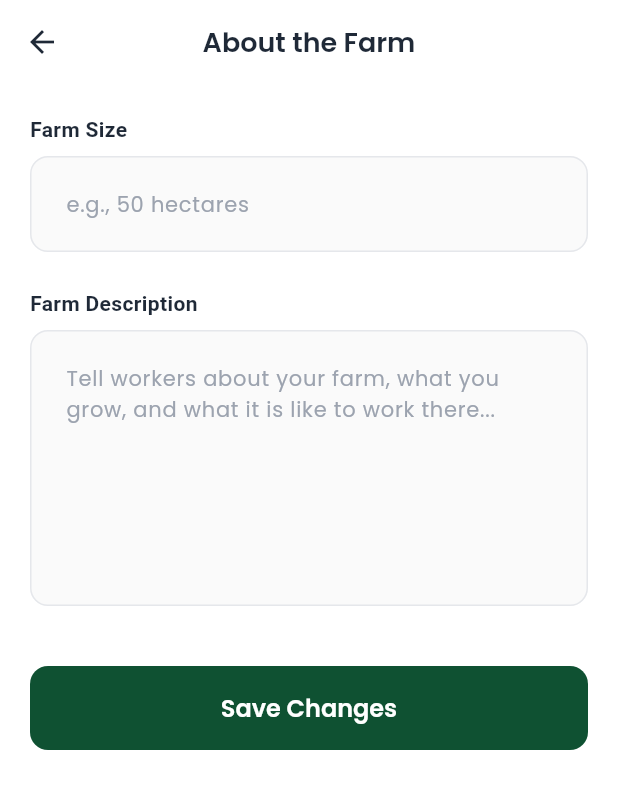
After one commit to Sphesihle-L/farm-link-app, a Flutter app: the AboutFarmScreen screen opened directly, on a phone screen of 412 x 824 dp. The commit adds this screen. Shown: the top 789 px of the screen. Run offline on Flutter 3.47's test engine with Material 3 defaults, Android fonts, the phone set to English and light mode, and no system bars; our stand-ins replace cloud_firestore, firebase_auth, firebase_core, google_fonts, shared_preferences; accounts and stored records are empty.

Commit message:
Added Chat system, About Farm screen, and updated models

```diff
--- a/lib/models/app_user.dart
+++ b/lib/models/app_user.dart
@@ -43,7 +43,9 @@ class AppUser {
   // Farmer Fields
   final String farmAddress;
   final String workerTravelDistance;
-  final List<String> offeredWorkTypes; // <-- Added here
+  final List<String> offeredWorkTypes;
+  final String farmDescription; // <-- Added
+  final String farmSize; // <-- Added
 
   const AppUser({
     required this.id,
@@ -65,7 +67,9 @@ class AppUser {
     this.additionalNotes = '',
     this.farmAddress = '',
     this.workerTravelDistance = 'Within 10 km',
-    this.offeredWorkTypes = const [], // <-- Added here
+    this.offeredWorkTypes = const [],
+    this.farmDescription = '', // <-- Added
+    this.farmSize = '', // <-- Added
     required this.createdAt,
   });
 
@@ -86,7 +90,9 @@ class AppUser {
     String? additionalNotes,
     String? farmAddress,
     String? workerTravelDistance,
-    List<String>? offeredWorkTypes, // <-- Added here
+    List<String>? offeredWorkTypes,
+    String? farmDescription, // <-- Added
+    String? farmSize, // <-- Added
   }) => AppUser(
     id: id,
     displayName: displayName ?? this.displayName,
@@ -107,8 +113,9 @@ class AppUser {
     additionalNotes: additionalNotes ?? this.additionalNotes,
     farmAddress: farmAddress ?? this.farmAddress,
     workerTravelDistance: workerTravelDistance ?? this.workerTravelDistance,
-    offeredWorkTypes:
-        offeredWorkTypes ?? this.offeredWorkTypes, // <-- Added here
+    offeredWorkTypes: offeredWorkTypes ?? this.offeredWorkTypes,
+    farmDescription: farmDescription ?? this.farmDescription, // <-- Added
+    farmSize: farmSize ?? this.farmSize, // <-- Added
     createdAt: createdAt,
   );
 
@@ -131,7 +138,9 @@ class AppUser {
     'additionalNotes': additionalNotes,
     'farmAddress': farmAddress,
     'workerTravelDistance': workerTravelDistance,
-    'offeredWorkTypes': offeredWorkTypes, // <-- Added here
+    'offeredWorkTypes': offeredWorkTypes,
+    'farmDescription': farmDescription, // <-- Added
+    'farmSize': farmSize, // <-- Added
     'createdAt': createdAt.toUtc().toIso8601String(),
   };
 
@@ -159,7 +168,9 @@ class AppUser {
         m['workerTravelDistance'] as String? ?? 'Within 10 km',
     offeredWorkTypes:
         (m['offeredWorkTypes'] as List?)?.map((e) => e.toString()).toList() ??
-        [], // <-- Added here
+        [],
+    farmDescription: m['farmDescription'] as String? ?? '', // <-- Added
+    farmSize: m['farmSize'] as String? ?? '', // <-- Added
     createdAt:
         DateTime.tryParse(m['createdAt'] as String? ?? '') ?? DateTime.now(),
   );
--- /dev/null
+++ b/lib/models/chat_message.dart
@@ -0,0 +1,35 @@
+class ChatMessage {
+  final String id;
+  final String chatId;
+  final String senderId;
+  final String receiverId;
+  final String message;
+  final DateTime timestamp;
+
+  const ChatMessage({
+    required this.id,
+    required this.chatId,
+    required this.senderId,
+    required this.receiverId,
+    required this.message,
+    required this.timestamp,
+  });
+
+  Map<String, dynamic> toMap() => {
+    'chatId': chatId,
+    'senderId': senderId,
+    'receiverId': receiverId,
+    'message': message,
+    'timestamp': timestamp.toUtc().toIso8601String(),
+  };
+
+  factory ChatMessage.fromMap(String id, Map<String, dynamic> m) => ChatMessage(
+    id: id,
+    chatId: m['chatId'] as String? ?? '',
+    senderId: m['senderId'] as String? ?? '',
+    receiverId: m['receiverId'] as String? ?? '',
+    message: m['message'] as String? ?? '',
+    timestamp:
+        DateTime.tryParse(m['timestamp'] as String? ?? '') ?? DateTime.now(),
+  );
+}
--- /dev/null
+++ b/lib/screens/farmer/about_farm_screen.dart
@@ -0,0 +1,170 @@
+import 'package:flutter/material.dart';
+import 'package:provider/provider.dart';
+import '../../theme.dart';
+import '../../services/data_service.dart';
+import '../../models/app_user.dart';
+
+class AboutFarmScreen extends StatefulWidget {
+  const AboutFarmScreen({super.key});
+
+  @override
+  State<AboutFarmScreen> createState() => _AboutFarmScreenState();
+}
+
+class _AboutFarmScreenState extends State<AboutFarmScreen> {
+  AppUser? _user;
+  bool _isLoading = true;
+  bool _isSaving = false;
+
+  final _descriptionController = TextEditingController();
+  final _sizeController = TextEditingController();
+
+  @override
+  void initState() {
+    super.initState();
+    _loadData();
+  }
+
+  Future<void> _loadData() async {
+    final user = await Provider.of<DataService>(
+      context,
+      listen: false,
+    ).getCurrentUser();
+    if (user != null) {
+      setState(() {
+        _user = user;
+        _descriptionController.text = user.farmDescription;
+        _sizeController.text = user.farmSize;
+        _isLoading = false;
+      });
+    }
+  }
+
+  Future<void> _save() async {
+    setState(() => _isSaving = true);
+    try {
+      final dataService = Provider.of<DataService>(context, listen: false);
+      final updatedUser = _user!.copyWith(
+        farmDescription: _descriptionController.text.trim(),
+        farmSize: _sizeController.text.trim(),
+      );
+
+      await dataService.updateUserProfile(updatedUser);
+
+      if (mounted) {
+        ScaffoldMessenger.of(context).showSnackBar(
+          const SnackBar(
+            content: Text('Farm details updated!'),
+            backgroundColor: AppColors.vibrantGreen,
+          ),
+        );
+        Navigator.pop(context, true);
+      }
+    } catch (e) {
+      ScaffoldMessenger.of(context).showSnackBar(
+        SnackBar(content: Text('Error: $e'), backgroundColor: Colors.red),
+      );
+    } finally {
+      if (mounted) setState(() => _isSaving = false);
+    }
+  }
+
+  @override
+  Widget build(BuildContext context) {
+    if (_isLoading) {
+      return const Scaffold(body: Center(child: CircularProgressIndicator()));
+    }
+
+    return Scaffold(
+      backgroundColor: Colors.white,
+      appBar: AppBar(
+        title: const Text('About the Farm', style: TextStyle(fontSize: 18)),
+        backgroundColor: Colors.white,
+        elevation: 0,
+        leading: IconButton(
+          icon: const Icon(Icons.arrow_back),
+          onPressed: () => Navigator.pop(context),
+        ),
+      ),
+      body: SingleChildScrollView(
+        padding: const EdgeInsets.all(20.0),
+        child: Column(
+          crossAxisAlignment: CrossAxisAlignment.start,
+          children: [
+            // Farm Size
+            const Text(
+              'Farm Size',
+              style: TextStyle(fontSize: 14, fontWeight: FontWeight.w600),
+            ),
+            const SizedBox(height: 8),
+            TextField(
+              controller: _sizeController,
+              decoration: InputDecoration(
+                hintText: 'e.g., 50 hectares',
+                filled: true,
+                fillColor: Colors.grey.shade50,
+                border: OutlineInputBorder(
+                  borderRadius: BorderRadius.circular(12),
+                  borderSide: BorderSide.none,
+                ),
+                enabledBorder: OutlineInputBorder(
+                  borderRadius: BorderRadius.circular(12),
+                  borderSide: const BorderSide(color: Color(0xFFE5E7EB)),
+                ),
+              ),
+            ),
+
+            const SizedBox(height: 24),
+
+            // Farm Description
+            const Text(
+              'Farm Description',
+              style: TextStyle(fontSize: 14, fontWeight: FontWeight.w600),
+            ),
+            const SizedBox(height: 8),
+            TextField(
+              controller: _descriptionController,
+              maxLines: 6,
+              decoration: InputDecoration(
+                hintText:
+                    'Tell workers about your farm, what you grow, and what it is like to work there...',
+                filled: true,
+                fillColor: Colors.grey.shade50,
+                border: OutlineInputBorder(
+                  borderRadius: BorderRadius.circular(12),
+                  borderSide: BorderSide.none,
+                ),
+                enabledBorder: OutlineInputBorder(
+                  borderRadius: BorderRadius.circular(12),
+                  borderSide: const BorderSide(color: Color(0xFFE5E7EB)),
+                ),
+              ),
+            ),
+
+            const SizedBox(height: 40),
+
+            SizedBox(
+              width: double.infinity,
+              height: 56,
+              child: FilledButton(
+                onPressed: _isSaving ? null : _save,
+                style: FilledButton.styleFrom(
+                  backgroundColor: AppColors.primary,
+                  shape: RoundedRectangleBorder(
+                    borderRadius: BorderRadius.circular(12),
+                  ),
+                ),
+                child: _isSaving
+                    ? const CircularProgressIndicator(color: Colors.white)
+                    : const Text(
+                        'Save Changes',
+                        style: TextStyle(fontSize: 16),
+                      ),
+              ),
+            ),
+          ],
+        ),
+      ),
+    );
+  }
+}
--- a/lib/screens/farmer/farmer_dashboard.dart
+++ b/lib/screens/farmer/farmer_dashboard.dart
@@ -9,6 +9,7 @@ import 'post_job_screen.dart';
 import '../shared/splash_screen.dart';
 import '../shared/profile_screen.dart';
 import 'farmer_jobs_screen.dart'; // <-- New Import
+import '../shared/chat_screen.dart';
 
 class FarmerDashboard extends StatefulWidget {
   const FarmerDashboard({super.key});
@@ -134,7 +135,7 @@ class _FarmerDashboardState extends State<FarmerDashboard> {
     switch (_currentIndex) {
       case 0:
         return _buildHomeTab();
-            case 1:
+      case 1:
         return FarmerJobsScreen(
           onManageJob: () {
             setState(() {
--- a/lib/services/data_service.dart
+++ b/lib/services/data_service.dart
@@ -1,6 +1,7 @@
 import '../models/app_user.dart';
 import '../models/job.dart';
 import '../models/job_application.dart';
+import '../models/chat_message.dart';
 
 abstract class DataService {
   // --- Auth & User ---
@@ -16,6 +17,7 @@ abstract class DataService {
   Future<void> signOut();
   Future<void> updateUserProfile(AppUser user);
   Future<void> sendEmailVerification();
+
   // --- Jobs ---
   Future<Job> createJob(Job job);
   Future<List<Job>> getOpenJobs();
@@ -31,4 +33,8 @@ abstract class DataService {
     String applicationId,
     ApplicationStatus status,
   );
+
+  // --- Chat ---
+  Future<void> sendMessage(ChatMessage message);
+  Stream<List<ChatMessage>> getChatStream(String userId1, String userId2);
 }
```
Also changed, not shown: lib/screens/shared/chat_screen.dart (added, +188 -0 lines), lib/screens/shared/profile_screen.dart (+11 -1 lines), lib/services/firebase_data_service.dart (+29 -0 lines), lib/services/local_data_service.dart (+11 -0 lines).
